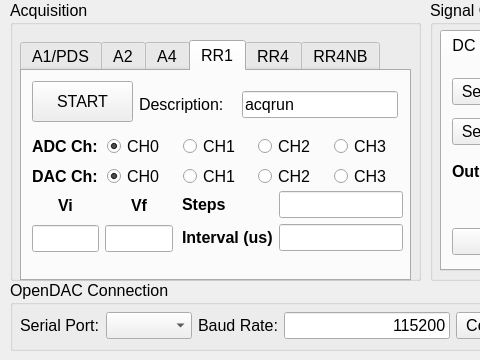
This is Python/opendac_gui.ui in Sochnikov-Lab/OpenDAC-Python-Wrapper as Qt 5 draws it before an edit; both pictures show x 0 to 480 and y 0 to 360 of the 859 by 360 pixel window. The edited form follows.
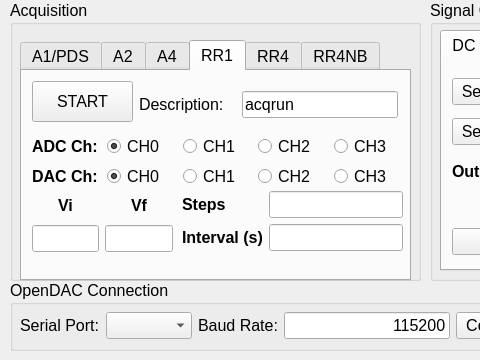
This is the edited form. The open tabs and pages were chosen to show the change.

Commit message: More Windows Alterations

```diff
--- a/Python/opendac_gui.ui
+++ b/Python/opendac_gui.ui
@@ -842,7 +842,7 @@
            </font>
           </property>
           <property name="text">
-           <string>Interval (us)</string>
+           <string>Interval (s)</string>
           </property>
          </widget>
         </item>
```
Left out of the diff: 6 changed lines with no effect on the pictures. The commit also changes 4 other files.
